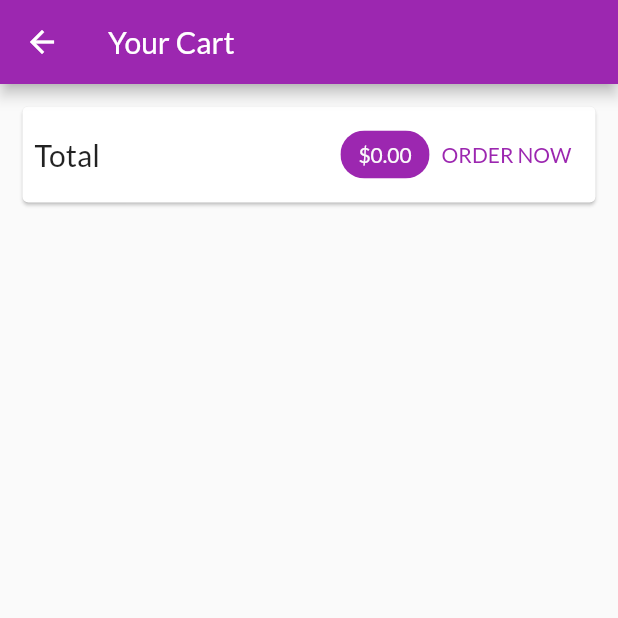
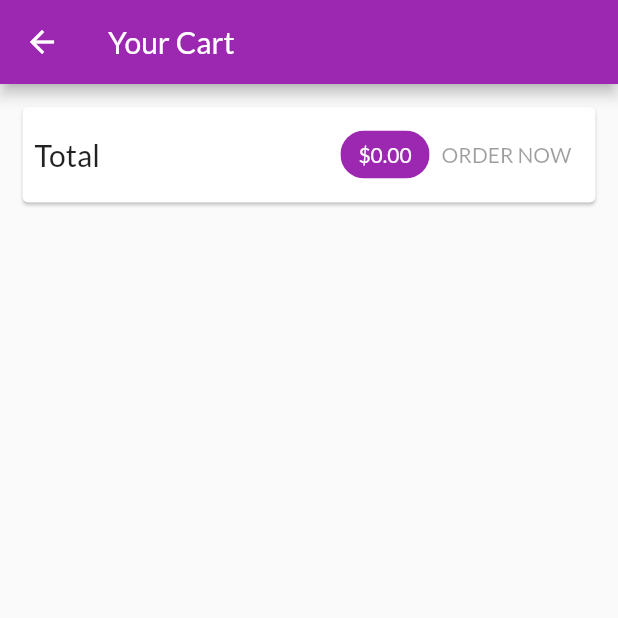
Before and after one commit to yesahek/my_shop, a Flutter app: the CartScreen screen opened by its route, on a phone screen of 412 x 824 dp, the top half of it. Run offline on Flutter 3.47's test engine with Material 2 defaults, Android fonts, the phone set to English and light mode, and no system bars; network calls fail.

```diff
--- a/lib/models/http_exception.dart
+++ b/lib/models/http_exception.dart
@@ -1,5 +1,3 @@
-import 'dart:io';
-
 class HttpException implements Exception {
   final String message;
   HttpException(this.message);
--- a/lib/screens/cart_screen.dart
+++ b/lib/screens/cart_screen.dart
@@ -37,16 +37,7 @@ class CartScreen extends StatelessWidget {
                         )),
                     backgroundColor: Theme.of(context).primaryColor,
                   ),
-                  TextButton(
-                    onPressed: () {
-                      Provider.of<Orders>(context, listen: false).addOrder(
-                        cart.items.values.toList(),
-                        cart.totalAmount,
-                      );
-                      cart.clear();
-                    },
-                    child: const Text('ORDER NOW'),
-                  ),
+                  OrderButton(cart: cart),
                 ],
               ),
             ),
@@ -69,3 +60,42 @@ class CartScreen extends StatelessWidget {
     );
   }
 }
+
+class OrderButton extends StatefulWidget {
+  const OrderButton({
+    Key? key,
+    required this.cart,
+  }) : super(key: key);
+
+  final Cart cart;
+
+  @override
+  State<OrderButton> createState() => _OrderButtonState();
+}
+
+class _OrderButtonState extends State<OrderButton> {
+  var _isLoading = false;
+  @override
+  Widget build(BuildContext context) {
+    return TextButton(
+      onPressed: (widget.cart.totalAmount <= 0 || _isLoading)
+          ? null
+          : () async {
+              setState(() {
+                _isLoading = true;
+              });
+              await Provider.of<Orders>(context, listen: false).addOrder(
+                widget.cart.items.values.toList(),
+                widget.cart.totalAmount,
+              );
+              setState(() {
+                _isLoading = false;
+              });
+              widget.cart.clear();
+            },
+      child: _isLoading
+          ? const CircularProgressIndicator()
+          : const Text('ORDER NOW'),
+    );
+  }
+}
```
Also changed, not shown: lib/providers/orders.dart (+54 -3 lines), lib/screens/orders_screen.dart (+23 -2 lines).
